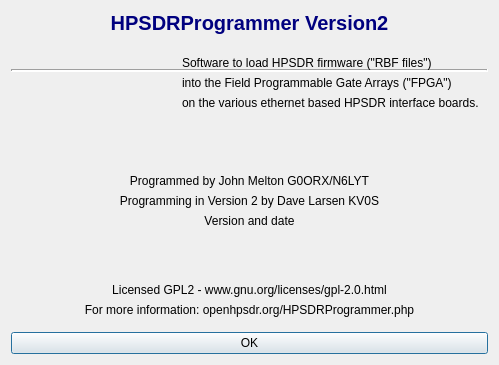
Before: the Qt Designer form KV0S/HPSDRProgrammer_V2/aboutdialog.ui in TAPR/OpenHPSDR-SVN, drawn with Qt 5.
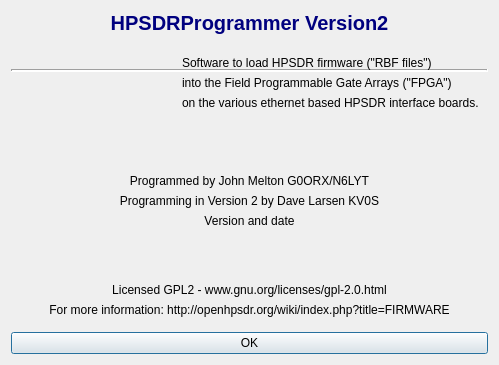
After: the same form once the commit is applied. Icons and pictures are not drawn.

Diff of the .ui file:
```diff
--- a/KV0S/HPSDRProgrammer_V2/aboutdialog.ui
+++ b/KV0S/HPSDRProgrammer_V2/aboutdialog.ui
@@ -254,7 +254,7 @@
       <item row="5" column="0">
        <widget class="QLabel" name="label_8">
         <property name="text">
-         <string>For more information: openhpsdr.org/HPSDRProgrammer.php</string>
+         <string>For more information: http://openhpsdr.org/wiki/index.php?title=FIRMWARE</string>
         </property>
         <property name="alignment">
          <set>Qt::AlignCenter</set>
```
